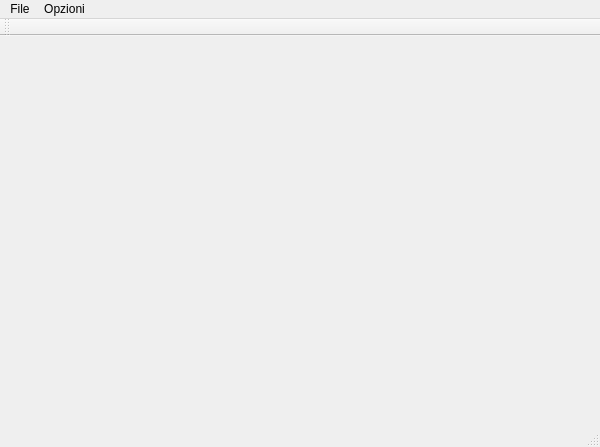
The window that qt/MTempClient/MTempClient.ui (danilom93/WB32) describes before a commit, drawn with Qt 5.
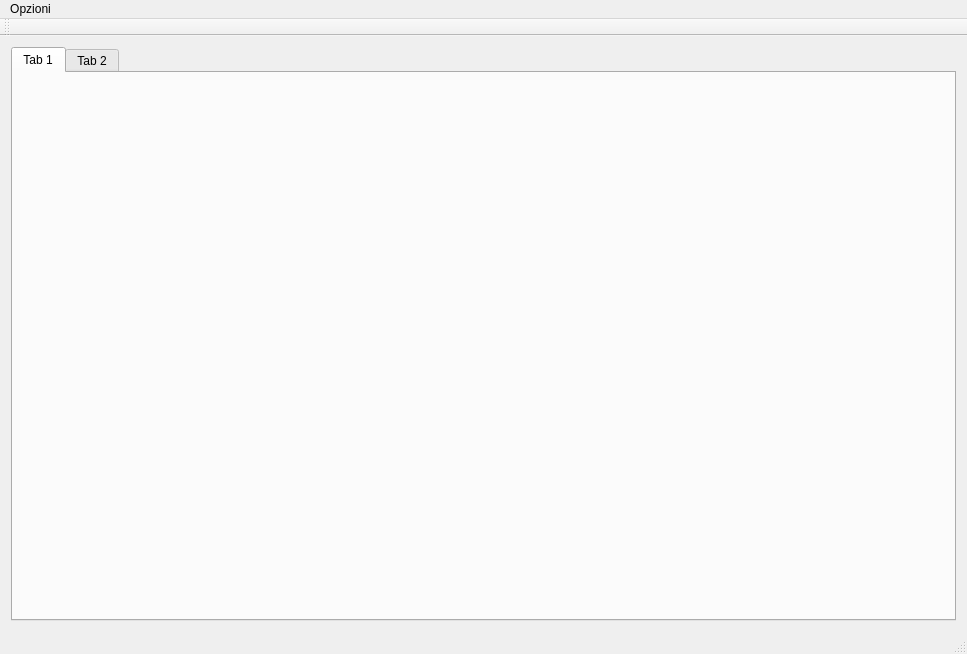
The same window after the commit.

The edit to the form file:
```diff
--- a/qt/MTempClient/MTempClient.ui
+++ b/qt/MTempClient/MTempClient.ui
@@ -6,35 +6,46 @@
    <rect>
     <x>0</x>
     <y>0</y>
-    <width>600</width>
-    <height>447</height>
+    <width>967</width>
+    <height>654</height>
    </rect>
   </property>
   <property name="windowTitle">
    <string>MTempClient</string>
   </property>
-  <widget class="QWidget" name="centralWidget"/>
+  <widget class="QWidget" name="centralWidget">
+   <layout class="QHBoxLayout" name="horizontalLayout">
+    <item>
+     <widget class="QTabWidget" name="tabWidget">
+      <widget class="QWidget" name="tab">
+       <attribute name="title">
+        <string>Tab 1</string>
+       </attribute>
+      </widget>
+      <widget class="QWidget" name="tab_2">
+       <attribute name="title">
+        <string>Tab 2</string>
+       </attribute>
+      </widget>
+     </widget>
+    </item>
+   </layout>
+  </widget>
   <widget class="QMenuBar" name="menuBar">
    <property name="geometry">
     <rect>
      <x>0</x>
      <y>0</y>
-     <width>600</width>
+     <width>967</width>
      <height>21</height>
     </rect>
    </property>
-   <widget class="QMenu" name="menuFile">
-    <property name="title">
-     <string>File</string>
-    </property>
-   </widget>
    <widget class="QMenu" name="menuOpzioni">
     <property name="title">
      <string>Opzioni</string>
     </property>
     <addaction name="actionConfigura"/>
    </widget>
-   <addaction name="menuFile"/>
    <addaction name="menuOpzioni"/>
   </widget>
   <widget class="QToolBar" name="mainToolBar">
```
Left out of the diff: 11 changed lines with no effect on the pictures.
